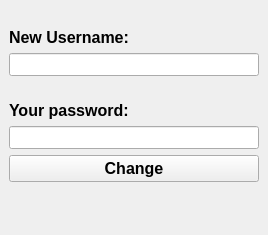
This is Login_sys/GraphicGui/GGUIs/ChangeUsernameGGUI.ui in 1King-coder/LoginSistemWithMySQL as Qt 5 draws it before an edit. The edited form follows.
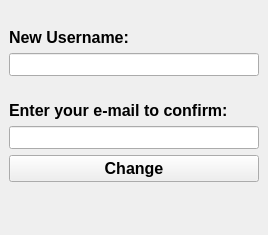
This is the edited form.

```diff
--- a/Login_sys/GraphicGui/GGUIs/ChangeUsernameGGUI.ui
+++ b/Login_sys/GraphicGui/GGUIs/ChangeUsernameGGUI.ui
@@ -106,7 +106,7 @@
        </font>
       </property>
       <property name="text">
-       <string>Your password:</string>
+       <string>Enter your e-mail to confirm:</string>
       </property>
       <property name="alignment">
        <set>Qt::AlignBottom|Qt::AlignLeading|Qt::AlignLeft</set>
```
Left out of the diff: 6 changed lines with no effect on the pictures.
